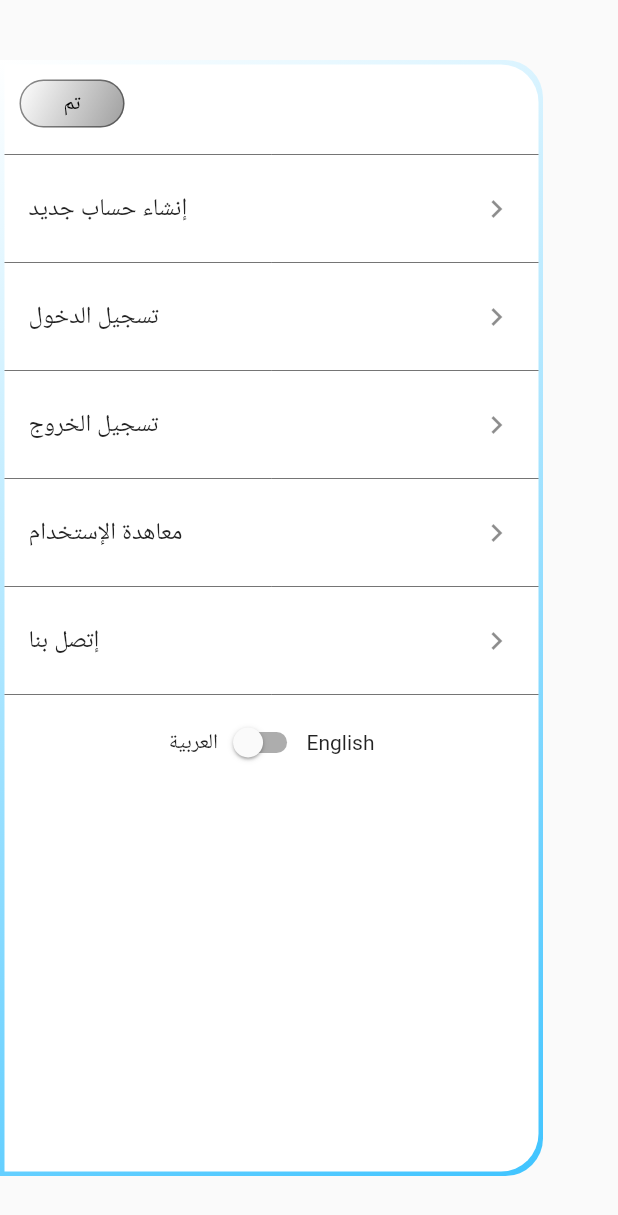
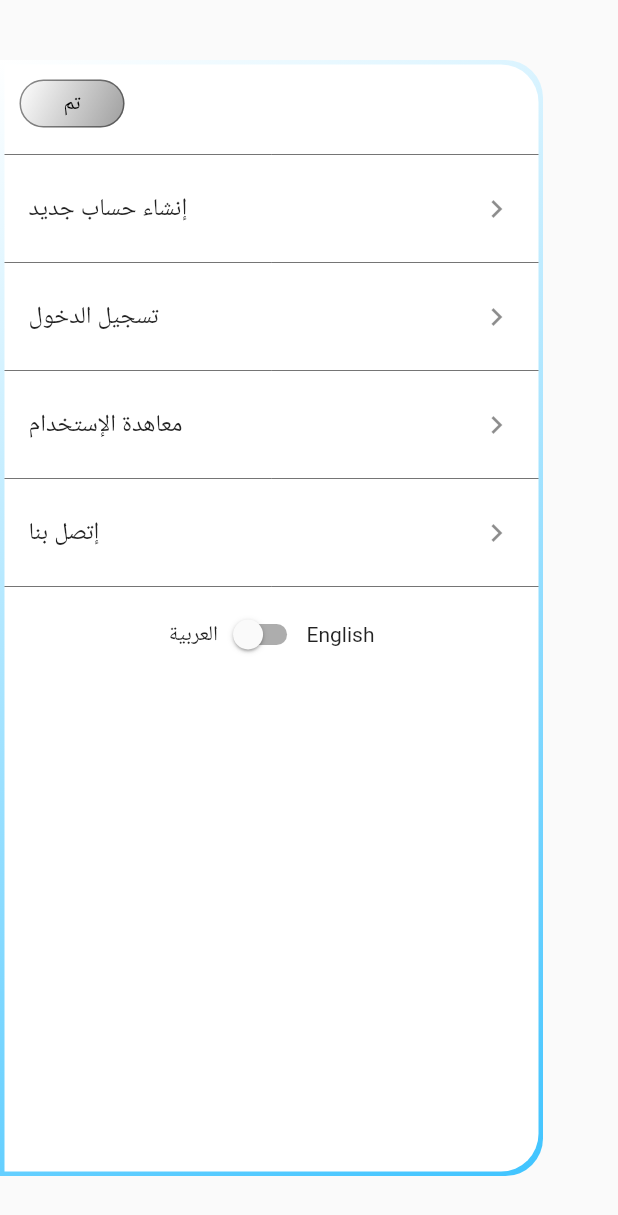
Before and after one commit to hossam-alissa/longmarket, a Flutter app: the CustomEndDrawer widget shown alone on an empty page, opened directly, on a phone screen of 412 x 824 dp. Shown: the top 1215 px of the screen. Run offline on Flutter 3.47's test engine with Material 2 defaults, Android fonts, the phone set to English and light mode, and no system bars; our stand-ins replace carousel_slider, firebase_auth, firebase_core, image_picker, shared_preferences, splashscreen and 1 more; accounts and stored records are empty; network calls fail.

Commit message:
Clean Code

```diff
--- a/lib/widgets/custom_app_bar.dart
+++ b/lib/widgets/custom_app_bar.dart
@@ -58,7 +58,7 @@ AppBar customAppBarMobile (){
                 onTap: () async {
                   print("notifications");
                   print(Provider.of<Advertisement>(providerContext,listen: false).listAdvertising.length.toString());
-                  print(Provider.of<UserInformation>(providerContext,listen: false).email);
+                  print(Provider.of<UserInformation>(providerContext,listen: false).token);
                 },
               ),
             ),
--- a/lib/widgets/custom_end_drawer.dart
+++ b/lib/widgets/custom_end_drawer.dart
@@ -93,27 +93,40 @@ class _CustomEndDrawerState extends State<CustomEndDrawer> {
                       child: ListView(
                         padding: EdgeInsets.zero,
                         children: <Widget>[
+                          if (Provider.of<UserInformation>(providerContext, listen: true).token == null)
                             buildListTile(
                                 context,
                                 isLeft
                                     ? "SingUp Create New Account"
                                     : "إنشاء حساب جديد",
                                 SingUpScreen()),
+                          if (Provider.of<UserInformation>(providerContext, listen: true).token == null)
                             myDivider(),
-                          buildListTile(
+                          Provider.of<UserInformation>(providerContext,
+                                          listen: true)
+                                      .token ==
+                                  null
+                              ? buildListTile(
                                   context,
                                   isLeft ? "Sing In" : "تسجيل الدخول",
-                              SingInScreen()),
-                          myDivider(),
-                          ListTile(
-                            title: myText(isLeft ? "Log out" : "تسجيل الخروج"),
+                                  SingInScreen())
+                              : ListTile(
+                                  title: myText(
+                                      isLeft ? "Log out" : "تسجيل الخروج"),
                                   trailing: Icon(Icons.navigate_next),
-                            onTap: ()  async{
-                              try{
-                                await Provider.of<UserInformation>(providerContext,listen: false).logOutUserInformation();
-                                toastShow(isLeft ? "Done, Log out" : "تم تسجيل الخروج", context);
+                                  onTap: () async {
+                                    try {
+                                      await Provider.of<UserInformation>(
+                                              providerContext,
+                                              listen: false)
+                                          .logOutUserInformation();
+                                      toastShow(
+                                          isLeft
+                                              ? "Done, Log out"
+                                              : "تم تسجيل الخروج",
+                                          context);
                                       Navigator.pop(context);
-                              }catch(e){
+                                    } catch (e) {
                                       print(e.toString());
                                     }
                                   },
```
Also changed, not shown: lib/screens/sing_in_screen.dart (+6 -6 lines). Lines whose indentation alone changed are shown as unchanged.
